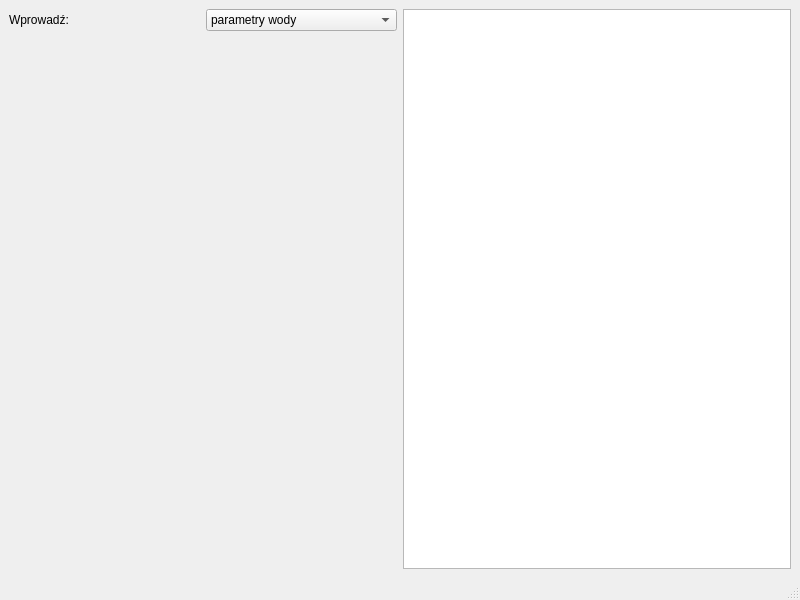
Before: the Qt Designer form src/main_window.ui in Kicer86/aquaassist, drawn with Qt 5.
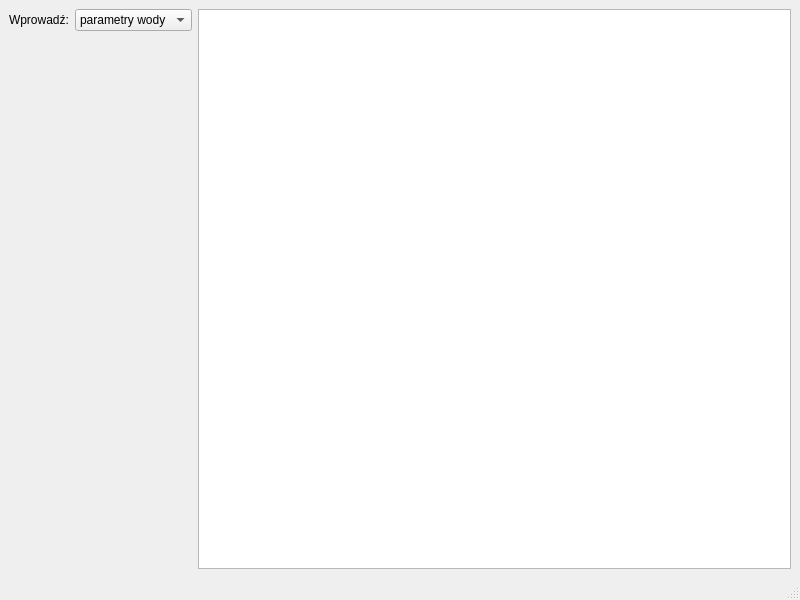
After: the same form once the commit is applied.

Commit message: more compact layout

The edit to the form file:
```diff
--- a/src/main_window.ui
+++ b/src/main_window.ui
@@ -43,7 +43,14 @@
        </layout>
       </item>
       <item>
-       <widget class="QStackedWidget" name="eventStackedWidget"/>
+       <widget class="QStackedWidget" name="eventStackedWidget">
+        <property name="sizePolicy">
+         <sizepolicy hsizetype="Maximum" vsizetype="Preferred">
+          <horstretch>0</horstretch>
+          <verstretch>0</verstretch>
+         </sizepolicy>
+        </property>
+       </widget>
       </item>
      </layout>
     </item>
```
